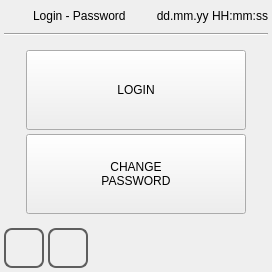
Old version of the form qt_library/ATCMsystem/login_pwd.ui in the repository MECTsrl/mect_plugins.
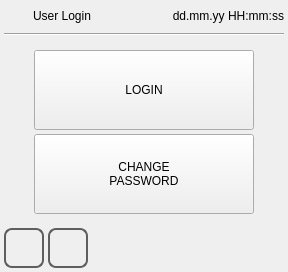
New version of the form. Icons and pictures are not drawn.

Commit message: Feature #648 New page [set_password] (Feedback)

Patch:
```diff
--- a/qt_library/ATCMsystem/login_pwd.ui
+++ b/qt_library/ATCMsystem/login_pwd.ui
@@ -6,7 +6,7 @@
    <rect>
     <x>0</x>
     <y>0</y>
-    <width>272</width>
+    <width>288</width>
     <height>272</height>
    </rect>
   </property>
@@ -77,7 +77,7 @@
         <enum>Qt::NoFocus</enum>
        </property>
        <property name="text">
-        <string>Login - Password</string>
+        <string>User Login</string>
        </property>
       </widget>
      </item>
```
The commit also changes 3 other files.
